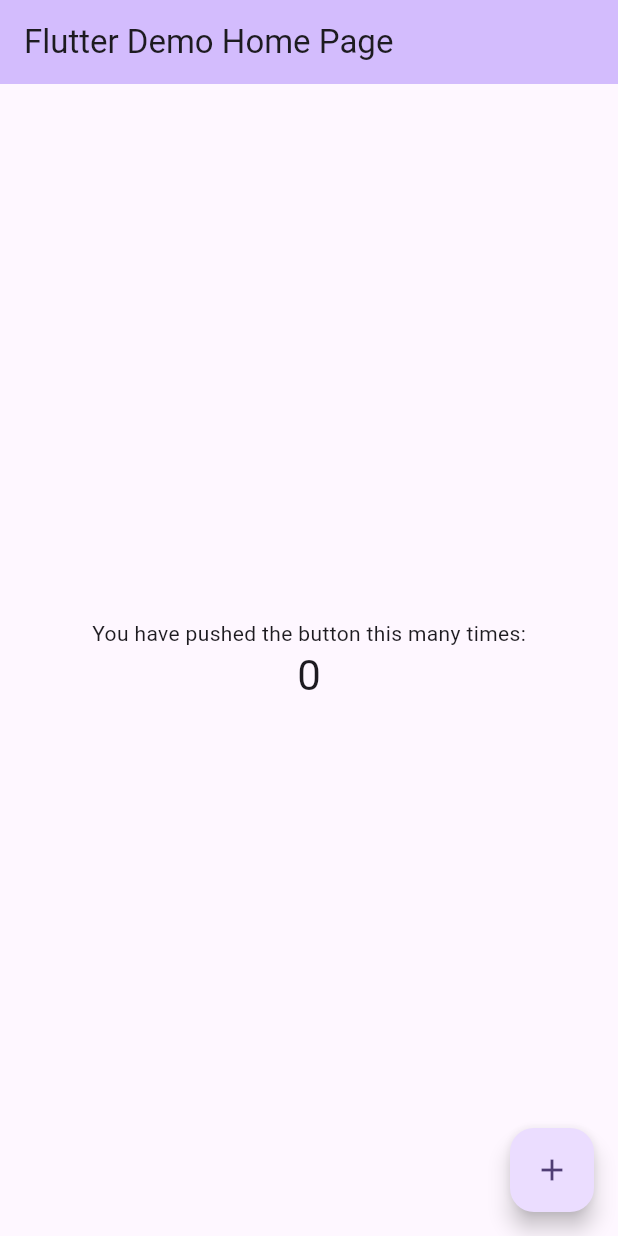
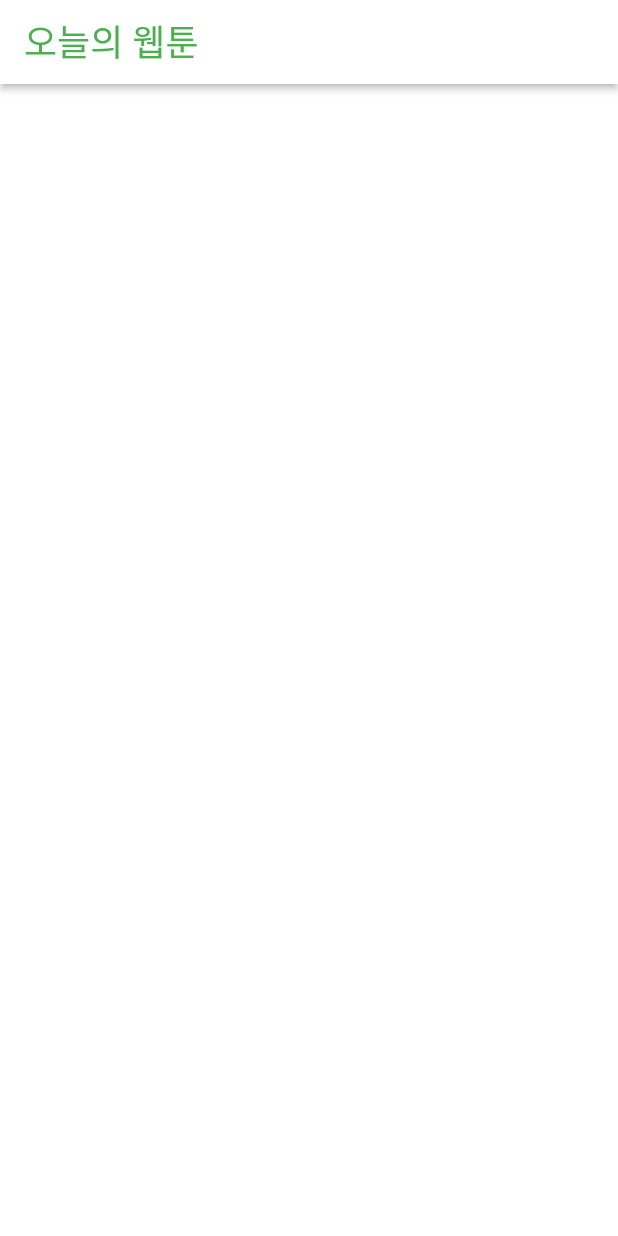
Before and after one commit to lbo728/webtoon_info, a Flutter app: the screen it shows after launch, on a phone screen of 412 x 824 dp. Run offline on Flutter 3.47's test engine with Material 3 defaults, Android fonts, the phone set to English and light mode, and no system bars.

Commit message:
feature: HomeScreen -> AppBar UI 추가

```diff
--- a/lib/main.dart
+++ b/lib/main.dart
@@ -1,125 +1,17 @@
 import 'package:flutter/material.dart';
+import 'package:webtoon_info/screens/home_screen.dart';
 
 void main() {
-  runApp(const MyApp());
+  runApp(const App());
 }
 
-class MyApp extends StatelessWidget {
-  const MyApp({super.key});
+class App extends StatelessWidget {
+  const App({super.key});
 
-  // This widget is the root of your application.
   @override
   Widget build(BuildContext context) {
-    return MaterialApp(
-      title: 'Flutter Demo',
-      theme: ThemeData(
-        // This is the theme of your application.
-        //
-        // TRY THIS: Try running your application with "flutter run". You'll see
-        // the application has a purple toolbar. Then, without quitting the app,
-        // try changing the seedColor in the colorScheme below to Colors.green
-        // and then invoke "hot reload" (save your changes or press the "hot
-        // reload" button in a Flutter-supported IDE, or press "r" if you used
-        // the command line to start the app).
-        //
-        // Notice that the counter didn't reset back to zero; the application
-        // state is not lost during the reload. To reset the state, use hot
-        // restart instead.
-        //
-        // This works for code too, not just values: Most code changes can be
-        // tested with just a hot reload.
-        colorScheme: ColorScheme.fromSeed(seedColor: Colors.deepPurple),
-        useMaterial3: true,
-      ),
-      home: const MyHomePage(title: 'Flutter Demo Home Page'),
+    return const MaterialApp(
+      home: HomeScreen(),
     );
   }
 }
-
-class MyHomePage extends StatefulWidget {
-  const MyHomePage({super.key, required this.title});
-
-  // This widget is the home page of your application. It is stateful, meaning
-  // that it has a State object (defined below) that contains fields that affect
-  // how it looks.
-
-  // This class is the configuration for the state. It holds the values (in this
-  // case the title) provided by the parent (in this case the App widget) and
-  // used by the build method of the State. Fields in a Widget subclass are
-  // always marked "final".
-
-  final String title;
-
-  @override
-  State<MyHomePage> createState() => _MyHomePageState();
-}
-
-class _MyHomePageState extends State<MyHomePage> {
-  int _counter = 0;
-
-  void _incrementCounter() {
-    setState(() {
-      // This call to setState tells the Flutter framework that something has
-      // changed in this State, which causes it to rerun the build method below
-      // so that the display can reflect the updated values. If we changed
-      // _counter without calling setState(), then the build method would not be
-      // called again, and so nothing would appear to happen.
-      _counter++;
-    });
-  }
-
-  @override
-  Widget build(BuildContext context) {
-    // This method is rerun every time setState is called, for instance as done
-    // by the _incrementCounter method above.
-    //
-    // The Flutter framework has been optimized to make rerunning build methods
-    // fast, so that you can just rebuild anything that needs updating rather
-    // than having to individually change instances of widgets.
-    return Scaffold(
-      appBar: AppBar(
-        // TRY THIS: Try changing the color here to a specific color (to
-        // Colors.amber, perhaps?) and trigger a hot reload to see the AppBar
-        // change color while the other colors stay the same.
-        backgroundColor: Theme.of(context).colorScheme.inversePrimary,
-        // Here we take the value from the MyHomePage object that was created by
-        // the App.build method, and use it to set our appbar title.
-        title: Text(widget.title),
-      ),
-      body: Center(
-        // Center is a layout widget. It takes a single child and positions it
-        // in the middle of the parent.
-        child: Column(
-          // Column is also a layout widget. It takes a list of children and
-          // arranges them vertically. By default, it sizes itself to fit its
-          // children horizontally, and tries to be as tall as its parent.
-          //
-          // Column has various properties to control how it sizes itself and
-          // how it positions its children. Here we use mainAxisAlignment to
-          // center the children vertically; the main axis here is the vertical
-          // axis because Columns are vertical (the cross axis would be
-          // horizontal).
-          //
-          // TRY THIS: Invoke "debug painting" (choose the "Toggle Debug Paint"
-          // action in the IDE, or press "p" in the console), to see the
-          // wireframe for each widget.
-          mainAxisAlignment: MainAxisAlignment.center,
-          children: <Widget>[
-            const Text(
-              'You have pushed the button this many times:',
-            ),
-            Text(
-              '$_counter',
-              style: Theme.of(context).textTheme.headlineMedium,
-            ),
-          ],
-        ),
-      ),
-      floatingActionButton: FloatingActionButton(
-        onPressed: _incrementCounter,
-        tooltip: 'Increment',
-        child: const Icon(Icons.add),
-      ), // This trailing comma makes auto-formatting nicer for build methods.
-    );
-  }
-}
--- /dev/null
+++ b/lib/screens/home_screen.dart
@@ -0,0 +1,23 @@
+import 'package:flutter/material.dart';
+
+class HomeScreen extends StatelessWidget {
+  const HomeScreen({super.key});
+
+  @override
+  Widget build(BuildContext context) {
+    return Scaffold(
+      backgroundColor: Colors.white,
+      appBar: AppBar(
+        elevation: 2,
+        surfaceTintColor: Colors.white,
+        shadowColor: Colors.black,
+        backgroundColor: Colors.white,
+        foregroundColor: Colors.green,
+        title: const Text(
+          '오늘의 웹툰',
+          style: TextStyle(fontSize: 24, fontWeight: FontWeight.w400),
+        ),
+      ),
+    );
+  }
+}
```
Also changed, not shown: 1 other file.
